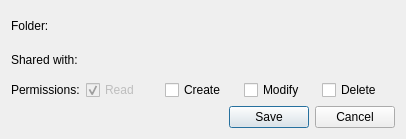
Qt form changepermissionsdialog.ui (pcloudcom/psyncgui) before a commit.
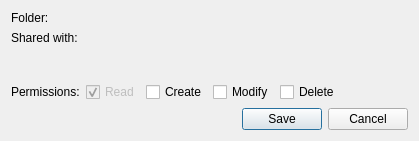
The same form after that commit.

Commit message: ui sharefolder and change permission fix

Patch:
```diff
--- a/changepermissionsdialog.ui
+++ b/changepermissionsdialog.ui
@@ -6,14 +6,16 @@
    <rect>
     <x>0</x>
     <y>0</y>
-    <width>406</width>
-    <height>139</height>
+    <width>419</width>
+    <height>141</height>
    </rect>
   </property>
   <property name="windowTitle">
    <string>Change permissions</string>
   </property>
-  <layout class="QGridLayout" name="gridLayout">
+  <layout class="QVBoxLayout" name="verticalLayout">
+   <item>
+    <layout class="QFormLayout" name="formLayout">
    <item row="0" column="0">
     <widget class="QLabel" name="label">
      <property name="text">
@@ -42,15 +44,17 @@
      </property>
     </widget>
    </item>
-   <item row="2" column="0">
+    </layout>
+   </item>
+   <item>
+    <layout class="QHBoxLayout" name="horizontalLayout_2">
+     <item>
     <widget class="QLabel" name="label_2">
      <property name="text">
       <string>Permissions:</string>
      </property>
     </widget>
    </item>
-   <item row="2" column="1">
-    <layout class="QHBoxLayout" name="horizontalLayout_2">
      <item>
       <widget class="QCheckBox" name="permRead">
        <property name="enabled">
@@ -88,9 +92,22 @@
        </property>
       </widget>
      </item>
+     <item>
+      <spacer name="horizontalSpacer_2">
+       <property name="orientation">
+        <enum>Qt::Horizontal</enum>
+       </property>
+       <property name="sizeHint" stdset="0">
+        <size>
+         <width>40</width>
+         <height>20</height>
+        </size>
+       </property>
+      </spacer>
+     </item>
     </layout>
    </item>
-   <item row="3" column="1">
+   <item>
     <layout class="QHBoxLayout" name="horizontalLayout">
      <item>
       <spacer name="horizontalSpacer">
```
Lines whose indentation alone changed are shown as unchanged. The commit also changes 2 other files.
